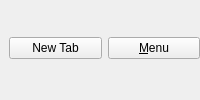
This is src/media_downloader/ui/tab_buttons.ui in markop404/media-downloader as Qt 5 draws it before an edit. The edited form follows.
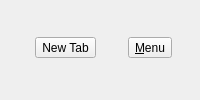
This is the edited form. Icons and pictures are not drawn.

The edit to the form file:
```diff
--- a/src/media_downloader/ui/tab_buttons.ui
+++ b/src/media_downloader/ui/tab_buttons.ui
@@ -16,7 +16,7 @@
     <number>4</number>
    </property>
    <item>
-    <widget class="QPushButton" name="newTabButton">
+    <widget class="QToolButton" name="newTabButton">
      <property name="focusPolicy">
       <enum>Qt::FocusPolicy::NoFocus</enum>
      </property>
@@ -35,7 +35,7 @@
     </widget>
    </item>
    <item>
-    <widget class="QPushButton" name="menuButton">
+    <widget class="QToolButton" name="menuButton">
      <property name="focusPolicy">
       <enum>Qt::FocusPolicy::NoFocus</enum>
      </property>
@@ -48,6 +48,9 @@
      <property name="icon">
       <iconset theme="preferences-other"/>
      </property>
+     <property name="popupMode">
+      <enum>QToolButton::ToolButtonPopupMode::InstantPopup</enum>
+     </property>
     </widget>
    </item>
   </layout>
```
